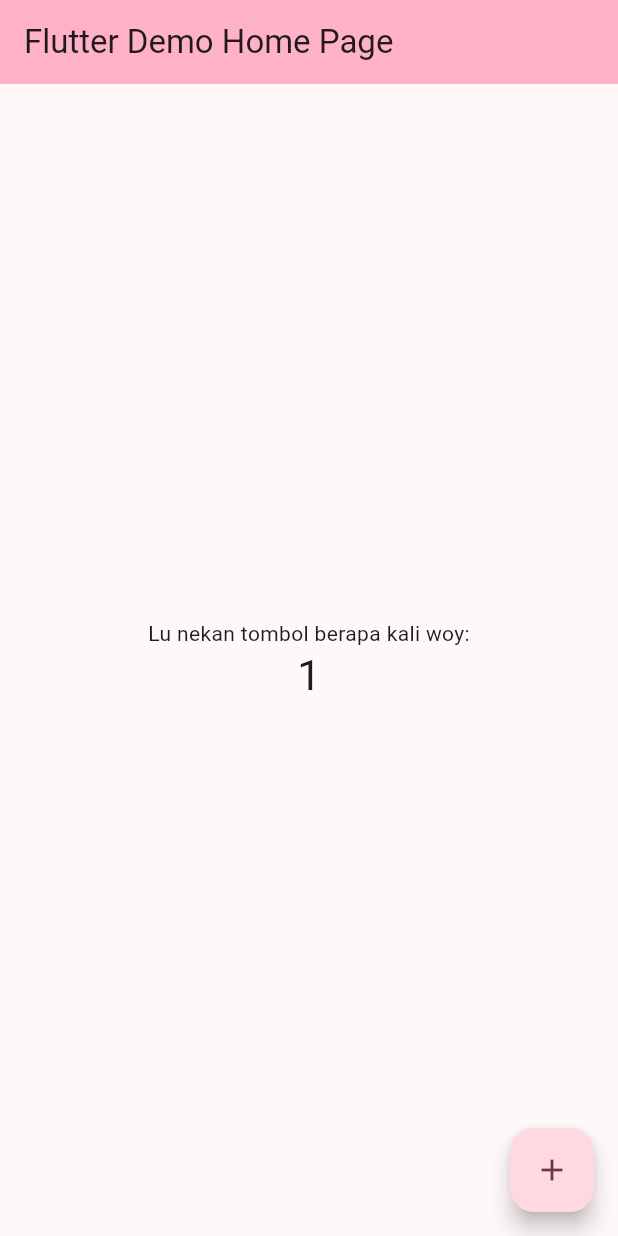
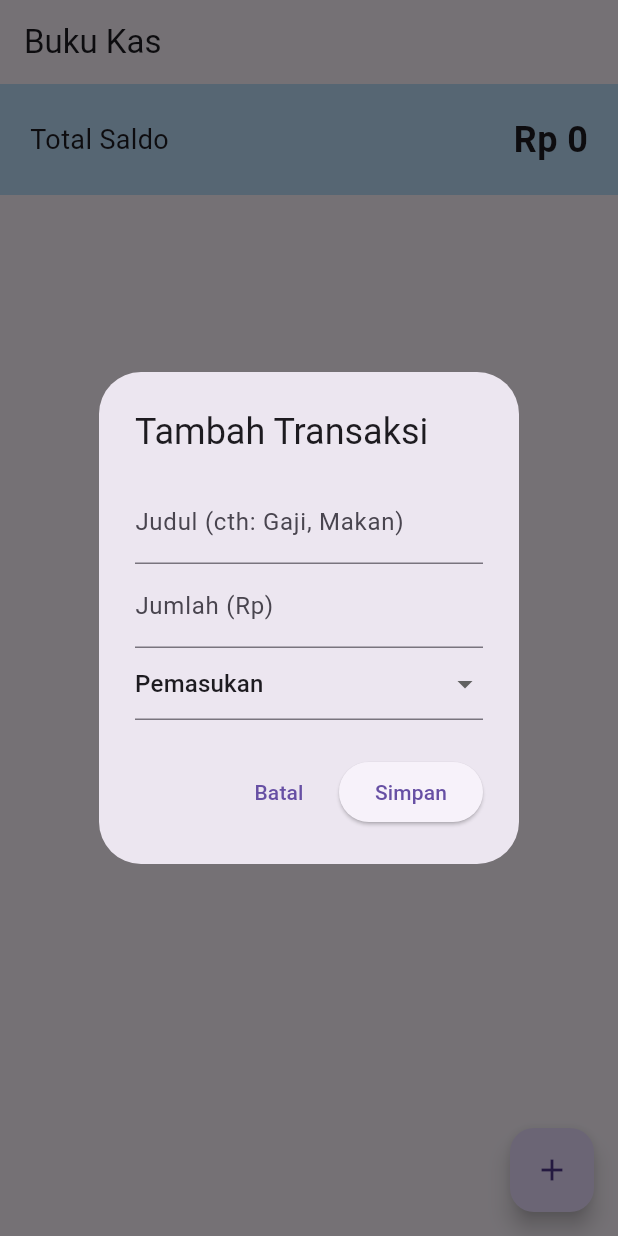
Before and after one commit to labambangpunto/aplikasi-dummy, a Flutter app: the screen it shows after launch, after a tap on the "add" icon, on a phone screen of 412 x 824 dp. Run offline on Flutter 3.47's test engine with Material 3 defaults, Android fonts, the phone set to English and light mode, and no system bars; our stand-ins replace firebase_core, sqflite; accounts and stored records are empty.

Commit message:
uji aja sesuatu

```diff
--- /dev/null
+++ b/lib/database_helper.dart
@@ -0,0 +1,49 @@
+import 'package:sqflite/sqflite.dart';
+import 'package:path/path.dart';
+
+class DatabaseHelper {
+  static final DatabaseHelper instance = DatabaseHelper._init();
+  static Database? _database;
+
+  DatabaseHelper._init();
+
+  Future<Database> get database async {
+    if (_database != null) return _database!;
+    _database = await _initDB('keuangan.db');
+    return _database!;
+  }
+
+  Future<Database> _initDB(String filePath) async {
+    final dbPath = await getDatabasesPath();
+    final path = join(dbPath, filePath);
+
+    return await openDatabase(path, version: 1, onCreate: _createDB);
+  }
+
+  Future _createDB(Database db, int version) async {
+    await db.execute('''
+      CREATE TABLE transaksi (
+        id INTEGER PRIMARY KEY AUTOINCREMENT,
+        judul TEXT NOT NULL,
+        jumlah REAL NOT NULL,
+        jenis TEXT NOT NULL,
+        tanggal TEXT NOT NULL
+      )
+    ''');
+  }
+
+  Future<int> insertTransaksi(Map<String, dynamic> row) async {
+    final db = await instance.database;
+    return await db.insert('transaksi', row);
+  }
+
+  Future<List<Map<String, dynamic>>> getSemuaTransaksi() async {
+    final db = await instance.database;
+    return await db.query('transaksi', orderBy: 'id DESC');
+  }
+
+  Future<int> deleteTransaksi(int id) async {
+    final db = await instance.database;
+    return await db.delete('transaksi', where: 'id = ?', whereArgs: [id]);
+  }
+}
--- a/lib/main.dart
+++ b/lib/main.dart
@@ -1,13 +1,8 @@
 import 'package:flutter/material.dart';
-import 'package:firebase_core/firebase_core.dart';
 
-import 'firebase_options.dart';
+import 'database_helper.dart';
 
-void main() async {
-  WidgetsFlutterBinding.ensureInitialized();
-
-  await Firebase.initializeApp(options: DefaultFirebaseOptions.currentPlatform);
-
+void main() {
   runApp(const MyApp());
 }
 
@@ -17,54 +12,191 @@ class MyApp extends StatelessWidget {
   @override
   Widget build(BuildContext context) {
     return MaterialApp(
-      title: 'Flutter Demo',
-      theme: ThemeData(
-        colorScheme: .fromSeed(seedColor: const Color.fromARGB(255, 0, 0, 0)),
-      ),
-      home: const MyHomePage(title: 'Flutter Demo Home Page'),
+      title: 'Pencatat Keuangan',
+      theme: ThemeData(primarySwatch: Colors.blue),
+      home: const HomePage(),
     );
   }
 }
 
-class MyHomePage extends StatefulWidget {
-  const MyHomePage({super.key, required this.title});
-  final String title;
+class HomePage extends StatefulWidget {
+  const HomePage({super.key});
 
   @override
-  State<MyHomePage> createState() => _MyHomePageState();
+  State<HomePage> createState() => _HomePageState();
 }
 
-class _MyHomePageState extends State<MyHomePage> {
-  int _counter = 0;
+class _HomePageState extends State<HomePage> {
+  List<Map<String, dynamic>> _transaksi = [];
+  double _totalSaldo = 0.0;
 
-  void _incrementCounter() {
+  final TextEditingController _judulController = TextEditingController();
+  final TextEditingController _jumlahController = TextEditingController();
+  String _jenisTransaksi = 'Pemasukan';
+
+  @override
+  void initState() {
+    super.initState();
+    _refreshData();
+  }
+
+  // Mengambil data dari SQLite dan menghitung ulang saldo
+  Future<void> _refreshData() async {
+    final data = await DatabaseHelper.instance.getSemuaTransaksi();
+    double saldo = 0.0;
+
+    for (var item in data) {
+      if (item['jenis'] == 'Pemasukan') {
+        saldo += item['jumlah'];
+      } else {
+        saldo -= item['jumlah'];
+      }
+    }
+
     setState(() {
-      _counter++;
+      _transaksi = data;
+      _totalSaldo = saldo;
     });
+  }
+
+  // Menyimpan data ke SQLite
+  Future<void> _tambahTransaksi() async {
+    if (_judulController.text.isEmpty || _jumlahController.text.isEmpty) return;
+
+    final transaksiBaru = {
+      'judul': _judulController.text,
+      'jumlah': double.parse(_jumlahController.text),
+      'jenis': _jenisTransaksi,
+      'tanggal': DateTime.now().toIso8601String(),
+    };
+
+    await DatabaseHelper.instance.insertTransaksi(transaksiBaru);
+
+    _judulController.clear();
+    _jumlahController.clear();
+
+    if (!mounted) return;
+    Navigator.of(context).pop();
+
+    _refreshData();
+  }
+
+  Future<void> _hapusTransaksi(int id) async {
+    await DatabaseHelper.instance.deleteTransaksi(id);
+    _refreshData();
+  }
+
+  void _tampilkanDialogTambah() {
+    showDialog(
+      context: context,
+      builder: (context) {
+        return AlertDialog(
+          title: const Text('Tambah Transaksi'),
+          content: Column(
+            mainAxisSize: MainAxisSize.min,
+            children: [
+              TextField(
+                controller: _judulController,
+                decoration: const InputDecoration(
+                  labelText: 'Judul (cth: Gaji, Makan)',
+                ),
+              ),
+              TextField(
+                controller: _jumlahController,
+                keyboardType: TextInputType.number,
+                decoration: const InputDecoration(labelText: 'Jumlah (Rp)'),
+              ),
+              DropdownButtonFormField<String>(
+                initialValue: _jenisTransaksi,
+                items: ['Pemasukan', 'Pengeluaran']
+                    .map(
+                      (jenis) =>
+                          DropdownMenuItem(value: jenis, child: Text(jenis)),
+                    )
+                    .toList(),
+                onChanged: (value) {
+                  setState(() {
+                    _jenisTransaksi = value!;
+                  });
+                },
+              ),
+            ],
+          ),
+          actions: [
+            TextButton(
+              onPressed: () => Navigator.of(context).pop(),
+              child: const Text('Batal'),
+            ),
+            ElevatedButton(
+              onPressed: _tambahTransaksi,
+              child: const Text('Simpan'),
+            ),
+          ],
+        );
+      },
+    );
   }
 
   @override
   Widget build(BuildContext context) {
     return Scaffold(
-      appBar: AppBar(
-        backgroundColor: Theme.of(context).colorScheme.inversePrimary,
-        title: Text(widget.title),
-      ),
-      body: Center(
-        child: Column(
-          mainAxisAlignment: .center,
-          children: [
-            const Text('Lu nekan tombol berapa kali woy:'),
-            Text(
-              '$_counter',
-              style: Theme.of(context).textTheme.headlineMedium,
+      appBar: AppBar(title: const Text('Buku Kas')),
+      body: Column(
+        children: [
+          Container(
+            padding: const EdgeInsets.all(20),
+            color: Colors.blue.shade100,
+            child: Row(
+              mainAxisAlignment: MainAxisAlignment.spaceBetween,
+              children: [
+                const Text('Total Saldo', style: TextStyle(fontSize: 18)),
+                Text(
+                  'Rp ${_totalSaldo.toStringAsFixed(0)}',
+                  style: const TextStyle(
+                    fontSize: 24,
+                    fontWeight: FontWeight.bold,
+                  ),
+                ),
+              ],
             ),
-          ],
-        ),
+          ),
+          Expanded(
+            child: ListView.builder(
+              itemCount: _transaksi.length,
+              itemBuilder: (context, index) {
+                final item = _transaksi[index];
+                final isPemasukan = item['jenis'] == 'Pemasukan';
+                return ListTile(
+                  leading: Icon(
+                    isPemasukan ? Icons.arrow_downward : Icons.arrow_upward,
+                    color: isPemasukan ? Colors.green : Colors.red,
+                  ),
+                  title: Text(item['judul']),
+                  subtitle: Text(item['tanggal'].substring(0, 10)),
+                  trailing: Row(
+                    mainAxisSize: MainAxisSize.min,
+                    children: [
+                      Text(
+                        '${isPemasukan ? '+' : '-'} Rp ${item['jumlah'].toStringAsFixed(0)}',
+                        style: TextStyle(
+                          color: isPemasukan ? Colors.green : Colors.red,
+                          fontWeight: FontWeight.bold,
+                        ),
+                      ),
+                      IconButton(
+                        icon: const Icon(Icons.delete, color: Colors.grey),
+                        onPressed: () => _hapusTransaksi(item['id']),
+                      ),
+                    ],
+                  ),
+                );
+              },
+            ),
+          ),
+        ],
       ),
       floatingActionButton: FloatingActionButton(
-        onPressed: _incrementCounter,
-        tooltip: 'Increment',
+        onPressed: _tampilkanDialogTambah,
         child: const Icon(Icons.add),
       ),
     );
--- a/pubspec.yaml
+++ b/pubspec.yaml
@@ -2,7 +2,7 @@ name: aplikasi_dummy
 description: "A new Flutter project."
 # The following line prevents the package from being accidentally published to
 # pub.dev using `flutter pub publish`. This is preferred for private packages.
-publish_to: 'none' # Remove this line if you wish to publish to pub.dev
+publish_to: "none" # Remove this line if you wish to publish to pub.dev
 
 # The following defines the version and build number for your application.
 # A version number is three numbers separated by dots, like 1.2.43
@@ -35,6 +35,8 @@ dependencies:
   # Use with the CupertinoIcons class for iOS style icons.
   cupertino_icons: ^1.0.8
   firebase_core: ^4.14.0
+  sqflite: ^2.3.0
+  path: ^1.8.3
 
 dev_dependencies:
   flutter_test:
@@ -52,7 +54,6 @@ dev_dependencies:
 
 # The following section is specific to Flutter packages.
 flutter:
-
   # The following line ensures that the Material Icons font is
   # included with your application, so that you can use the icons in
   # the material Icons class.
```
Also changed, not shown: pubspec.lock, 1 other file.
